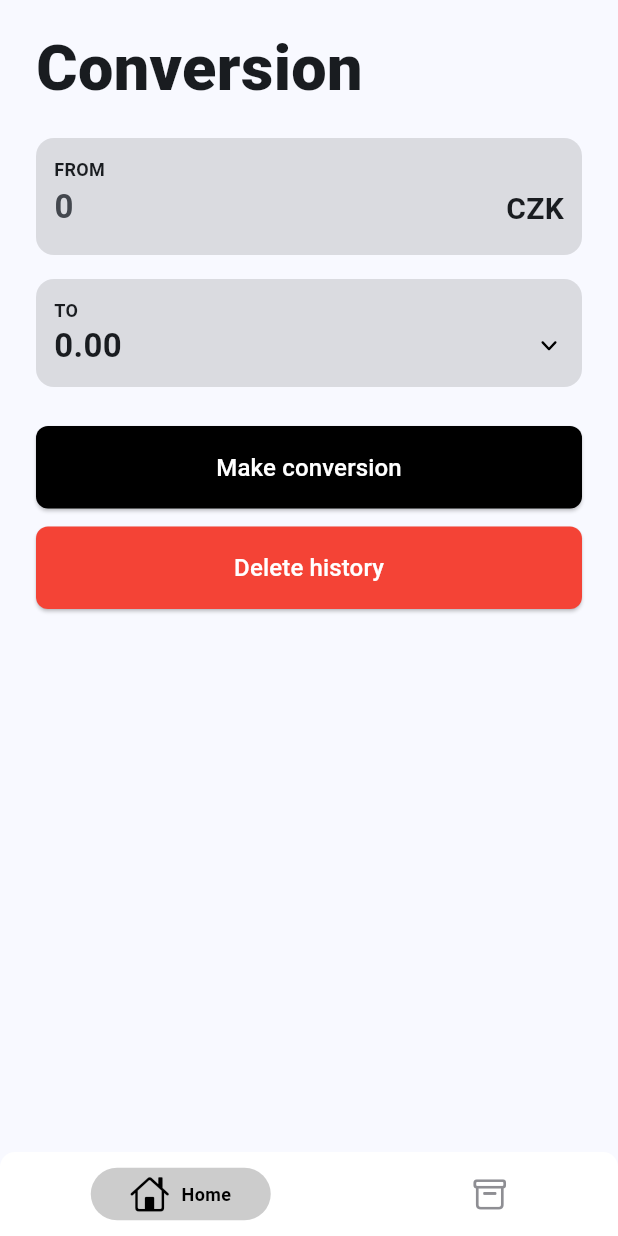
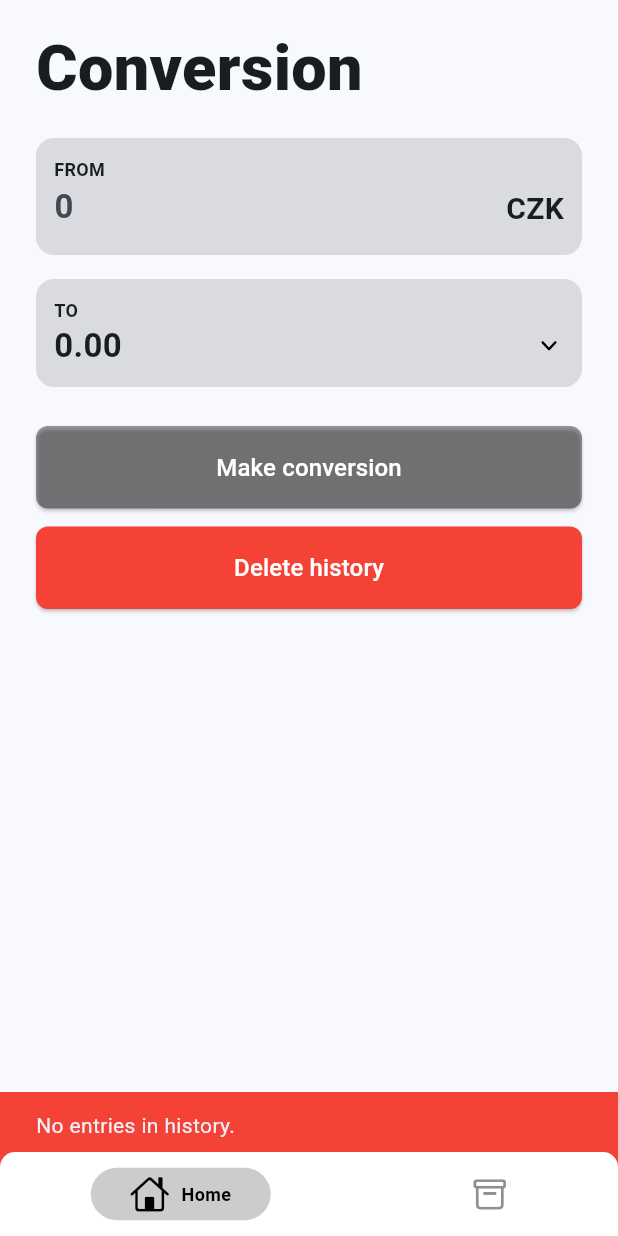
Before and after one commit to simon-ne/currency-converter, a Flutter app: the screen it shows after launch, after a tap on "Delete history", on a phone screen of 412 x 824 dp. Run offline on Flutter 3.47's test engine with Material 2 defaults, Android fonts, the light colour scheme and no system bars; drawn by our look-alikes of countup, persistent_bottom_nav_bar; our stand-ins replace flutter_dotenv, flutter_riverpod, flutter_svg, shared_preferences; network calls fail.

Commit message:
snackbar implementation, layout fixes

```diff
--- a/lib/screens/home_screen/conversion_input_from.dart
+++ b/lib/screens/home_screen/conversion_input_from.dart
@@ -58,8 +58,11 @@ class _ConversionInputFromState extends ConsumerState<ConversionInputFrom> {
               Row(
                 mainAxisAlignment: MainAxisAlignment.spaceBetween,
                 children: [
-                  SizedBox(
-                    width: 100,
+                  Expanded(
+                    child: Padding(
+                      padding: const EdgeInsets.only(
+                        right: 12,
+                      ),
                       child: TextField(
                         controller: _valueFromController,
                         decoration: const InputDecoration(
@@ -86,6 +89,7 @@ class _ConversionInputFromState extends ConsumerState<ConversionInputFrom> {
                         },
                       ),
                     ),
+                  ),
                   const Text(
                     'CZK',
                     style: TextStyle(
--- a/lib/screens/home_screen/conversion_input_to.dart
+++ b/lib/screens/home_screen/conversion_input_to.dart
@@ -39,19 +39,37 @@ class ConversionInputTo extends StatelessWidget {
               Row(
                 mainAxisAlignment: MainAxisAlignment.spaceBetween,
                 children: [
-                  Countup(
+                  Expanded(
+                    child: SingleChildScrollView(
+                      scrollDirection: Axis.horizontal,
+                      child: Row(
+                        children: <Widget>[
+                          Padding(
+                            padding: const EdgeInsets.only(
+                              right: 8,
+                            ),
+                            child: Countup(
                               begin: 0,
                               end: currentConversion.valueTo,
                               curve: Curves.bounceOut,
                               precision: 2,
-                    duration: Duration(milliseconds: 350),
+                              duration: const Duration(milliseconds: 350),
                               separator: ',',
                               style: const TextStyle(
                                 fontSize: 22,
                                 fontWeight: FontWeight.w600,
                               ),
                             ),
-                  DropdownButton<String>(
+                          ),
+                        ],
+                      ),
+                    ),
+                  ),
+                  Padding(
+                    padding: const EdgeInsets.only(
+                      left: 12,
+                    ),
+                    child: DropdownButton<String>(
                       isDense: true,
                       underline: Container(),
                       padding: const EdgeInsets.only(
@@ -81,6 +99,7 @@ class ConversionInputTo extends StatelessWidget {
                         );
                       }).toList(),
                     ),
+                  ),
                 ],
               ),
             ],
--- a/lib/screens/home_screen/home.dart
+++ b/lib/screens/home_screen/home.dart
@@ -1,4 +1,5 @@
 import 'package:currency_converter/states/delete_conversion_history.dart';
+import 'package:currency_converter/utils/helper.dart';
 import 'package:flutter/material.dart';
 import 'package:flutter_riverpod/flutter_riverpod.dart';
 import 'package:currency_converter/screens/home_screen/conversion_input_from.dart';
@@ -58,19 +59,18 @@ class HomeScreenState extends ConsumerState<HomeScreen> {
                       child: ElevatedButton(
                         style: ElevatedButton.styleFrom(
                           backgroundColor:
-                              currentCovnersion.valueTo == 0.0 ? Colors.black : Colors.black38,
+                              currentCovnersion.valueTo == 0.0 && currentCovnersion.valueFrom != '' ? Colors.black : Colors.black38,
                           padding: const EdgeInsets.all(16.0),
                           shape: RoundedRectangleBorder(
                             borderRadius: BorderRadius.circular(8),
                           ),
                         ),
                         onPressed: () => conversionController.performConversion(
-                          onError: () {
-                            const AlertDialog(
-                              title: Text('AlertDialog Title'),
-                              content: Text('There was an error while converting the currency.'),
-                            );
-                          },
+                          onError: () => const AlertDialog(
+                            title: Text('AlertDialog Title'),
+                            content: Text('There was an error while converting the currency.'),
+                          ),
+                          // },
                           onSuccess: () async {
                             var currentConversion = ref.read(conversionControllerProvider);
                             await ref.read(saveConversionProvider(currentConversion).future);
@@ -94,7 +94,12 @@ class HomeScreenState extends ConsumerState<HomeScreen> {
                           ),
                         ),
                         onPressed: () async {
-                          await ref.read(deleteConversionHistoryProvider.future);
+                          var error = await ref.read(deleteConversionHistoryProvider.future);
+                          var backgroundColor = error == '' ? Colors.black : Colors.red;
+                          var message = error == '' ? 'History has been deleted' : error;
+                          if (context.mounted) {
+                            Helper.displaySnackMessage(context, backgroundColor, message);
+                          }
                         },
                         child: const Text(
                           'Delete history',
--- a/lib/services/conversion_history_service.dart
+++ b/lib/services/conversion_history_service.dart
@@ -30,14 +30,16 @@ class ConversionHistoryService {
     return history;
   }
 
-  Future<void> deleteConversionHistory() async {
+  Future<String> deleteConversionHistory() async {
     var history = await loadConversionHistory();
 
     if (history.isEmpty) {
-      return;
+      return 'No entries in history.';
     }
 
     final prefs = await SharedPreferences.getInstance();
-    await prefs.remove(_key);
+    var result = await prefs.remove(_key);
+    print("DELETE RESULT: $result");
+    return '';
   }
 }
--- a/lib/states/delete_conversion_history.dart
+++ b/lib/states/delete_conversion_history.dart
@@ -2,8 +2,9 @@ import 'package:currency_converter/states/fetch_conversion_history.dart';
 import 'package:flutter_riverpod/flutter_riverpod.dart';
 import 'package:currency_converter/services/conversion_history_service.dart';
 
-final deleteConversionHistoryProvider = FutureProvider.autoDispose<void>((ref) async {
+final deleteConversionHistoryProvider = FutureProvider.autoDispose<String>((ref) async {
   ConversionHistoryService conversionHistoryService = ConversionHistoryService();
-  await conversionHistoryService.deleteConversionHistory();
+  var result = await conversionHistoryService.deleteConversionHistory();
   ref.invalidate(fetchConversionHistoryProvider);
+  return result;
 });
--- /dev/null
+++ b/lib/utils/helper.dart
@@ -0,0 +1,23 @@
+import 'package:flutter/material.dart';
+
+class Helper {
+  static void displaySnackMessage(
+    BuildContext context,
+    Color backgroundColor,
+    String message,
+  ) {
+    ScaffoldMessenger.of(
+      context,
+    ).showSnackBar(
+      SnackBar(
+        padding: const EdgeInsets.only(
+          bottom: 18,
+          top: 12,
+          left: 24,
+        ),
+        content: Text(message),
+        backgroundColor: backgroundColor,
+      ),
+    );
+  }
+}
```
Also changed, not shown: lib/screens/history_screen/conversion_history_tile.dart (+40 -17 lines). Lines whose indentation alone changed are shown as unchanged.
